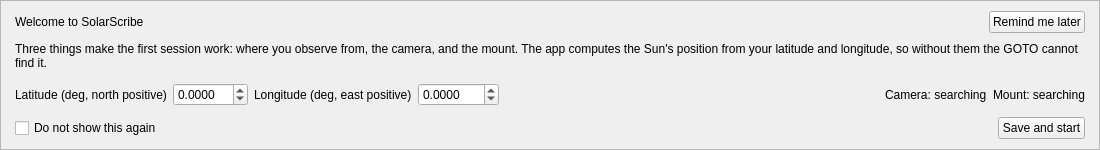
irydeo/solarscribe, file solarscribe/ui/welcome.ui: the form before one commit.
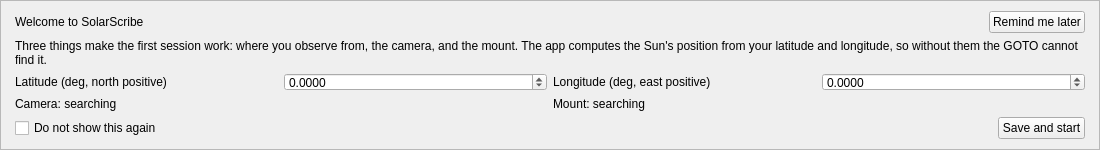
The form after the commit.

```diff
--- a/solarscribe/ui/welcome.ui
+++ b/solarscribe/ui/welcome.ui
@@ -80,15 +80,15 @@
     </widget>
    </item>
    <item>
-    <layout class="QHBoxLayout" name="welcomeDataRow">
-     <item>
+    <layout class="QGridLayout" name="welcomeDataGrid">
+     <item row="0" column="0">
       <widget class="QLabel" name="welcomeLatCaption">
        <property name="text">
         <string>Latitude (deg, north positive)</string>
        </property>
       </widget>
      </item>
-     <item>
+     <item row="0" column="1">
       <widget class="QDoubleSpinBox" name="welcomeLatSpin">
        <property name="decimals">
         <number>4</number>
@@ -104,14 +104,14 @@
        </property>
       </widget>
      </item>
-     <item>
+     <item row="0" column="2">
       <widget class="QLabel" name="welcomeLonCaption">
        <property name="text">
         <string>Longitude (deg, east positive)</string>
        </property>
       </widget>
      </item>
-     <item>
+     <item row="0" column="3">
       <widget class="QDoubleSpinBox" name="welcomeLonSpin">
        <property name="decimals">
         <number>4</number>
@@ -127,27 +127,14 @@
        </property>
       </widget>
      </item>
-     <item>
-      <spacer name="welcomeDataSpacer">
-       <property name="orientation">
-        <enum>Qt::Horizontal</enum>
-       </property>
-       <property name="sizeHint" stdset="0">
-        <size>
-         <width>20</width>
-         <height>20</height>
-        </size>
-       </property>
-      </spacer>
-     </item>
-     <item>
+     <item row="1" column="0" colspan="2">
       <widget class="QLabel" name="welcomeCameraStatus">
        <property name="text">
         <string>Camera: searching</string>
        </property>
       </widget>
      </item>
-     <item>
+     <item row="1" column="2" colspan="2">
       <widget class="QLabel" name="welcomeMountStatus">
        <property name="text">
         <string>Mount: searching</string>
```
